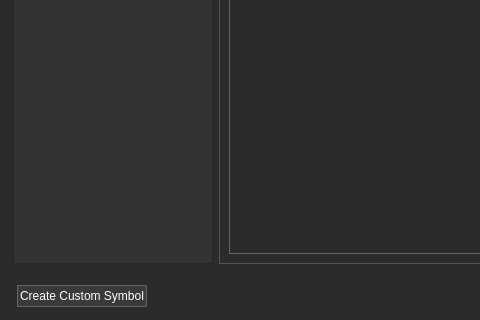
Qt form Widgets/HistoricalWindow/historicalwindow.ui (ArtemIyX/TradeForge) before a commit; both pictures show x 0 to 480 and y 250 to 570 of the 617 by 570 pixel window.
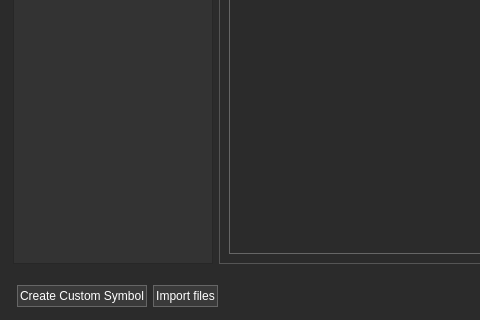
The same form after that commit. Icons and pictures are not drawn.

Commit message: mass import

```diff
--- a/Widgets/HistoricalWindow/historicalwindow.ui
+++ b/Widgets/HistoricalWindow/historicalwindow.ui
@@ -495,6 +495,37 @@
          </property>
         </widget>
        </item>
+       <item>
+        <widget class="QPushButton" name="importFilesButton">
+         <property name="styleSheet">
+          <string notr="true">QPushButton{
+	color: #fff;
+	border: 1px solid rgb(102, 102, 102);
+	background-color: rgb(58, 58, 58);
+	padding: 3px 2px;
+}
+QPushButton::hover{
+    color: #CCCCCC;
+	background-color: #666666;
+	padding: 3px 2px;
+}
+
+QPushButton::disabled{
+	color: #CCCCCC;
+	background-color: #666666;
+	padding: 3px 2px;
+}
+
+QPushButton::pressed {
+	background-color: #ffffff;
+	padding: 3px 2px;
+}</string>
+         </property>
+         <property name="text">
+          <string>Import files</string>
+         </property>
+        </widget>
+       </item>
        <item>
         <spacer name="horizontalSpacer">
          <property name="orientation">
```
The commit also changes 13 other files.
